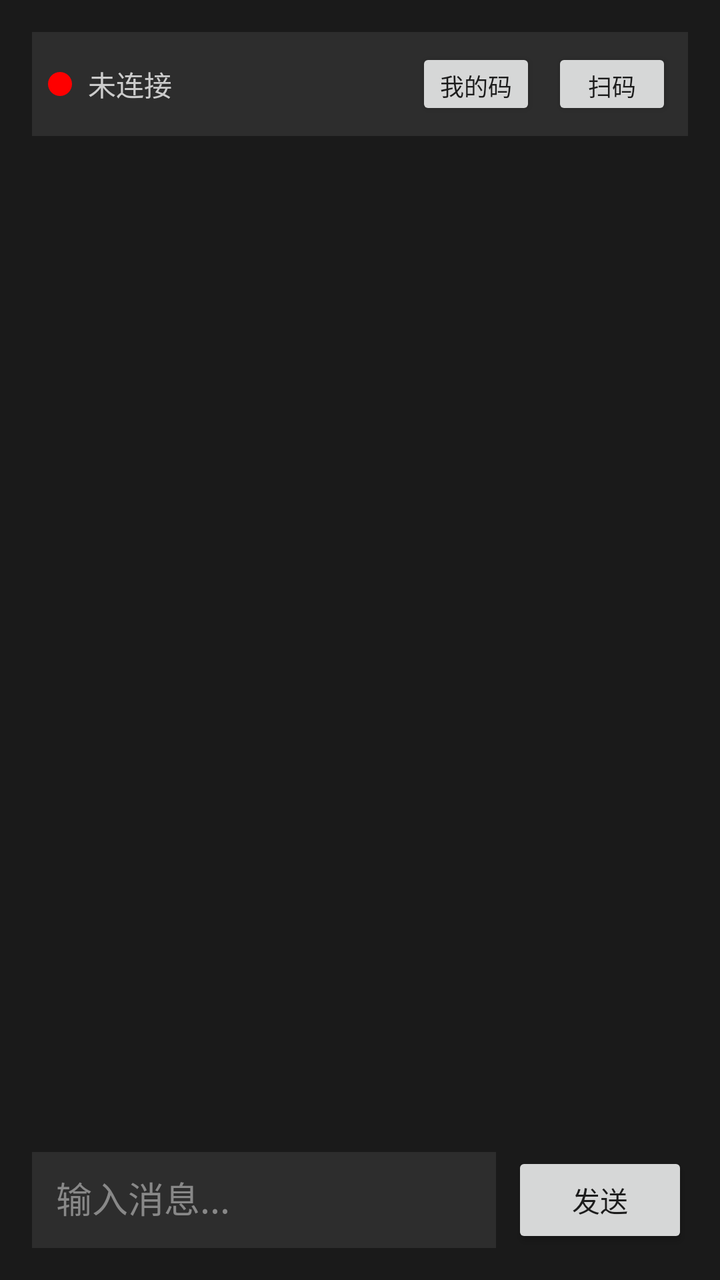
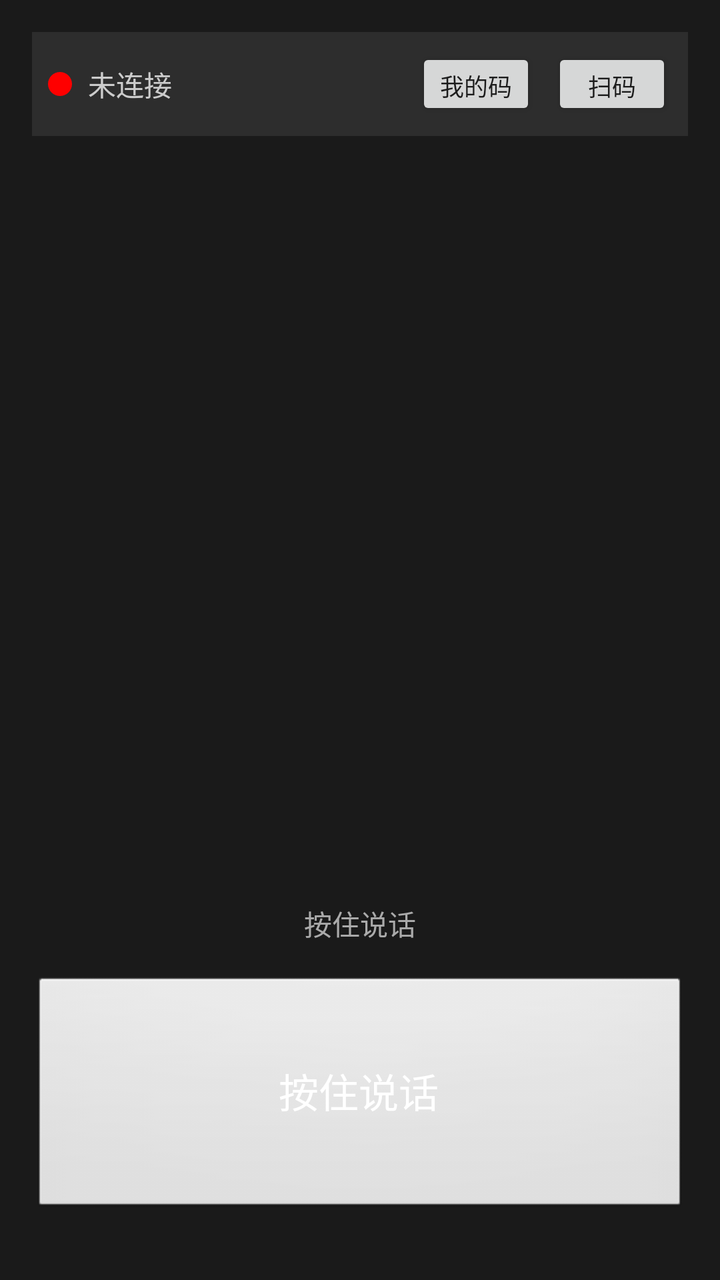

Two renders of the same Android screen: before a commit and after it. Below are the layout's source before the change and the commit's diff.
<!-- AndroidManifest.xml: application theme Theme.WalkieTalkie -->
<!-- res/layout/activity_main.xml -->
<?xml version="1.0" encoding="utf-8"?>
<LinearLayout xmlns:android="http://schemas.android.com/apk/res/android"
    android:layout_width="match_parent"
    android:layout_height="match_parent"
    android:orientation="vertical"
    android:background="#1A1A1A"
    android:padding="16dp">

    
    <LinearLayout
        android:id="@+id/statusBar"
        android:layout_width="match_parent"
        android:layout_height="wrap_content"
        android:orientation="horizontal"
        android:gravity="center_vertical"
        android:padding="8dp"
        android:background="#2D2D2D"
        android:layout_marginBottom="8dp">

        <View
            android:id="@+id/statusDot"
            android:layout_width="12dp"
            android:layout_height="12dp"
            android:background="@drawable/dot_red"
            android:layout_marginEnd="8dp" />

        <TextView
            android:id="@+id/statusText"
            android:layout_width="0dp"
            android:layout_height="wrap_content"
            android:layout_weight="1"
            android:text="未连接"
            android:textColor="#CCC"
            android:textSize="14sp" />

        <Button
            android:id="@+id/btnShowQR"
            android:layout_width="wrap_content"
            android:layout_height="36dp"
            android:text="我的码"
            android:textSize="12sp"
            android:minWidth="60dp" />

        <Button
            android:id="@+id/btnScanQR"
            android:layout_width="wrap_content"
            android:layout_height="36dp"
            android:text="扫码"
            android:textSize="12sp"
            android:minWidth="60dp"
            android:layout_marginStart="8dp" />

    </LinearLayout>

    
    <androidx.recyclerview.widget.RecyclerView
        android:id="@+id/messagesList"
        android:layout_width="match_parent"
        android:layout_height="0dp"
        android:layout_weight="1"
        android:scrollbars="vertical"
        android:padding="8dp" />

    
    <LinearLayout
        android:layout_width="match_parent"
        android:layout_height="wrap_content"
        android:orientation="horizontal"
        android:gravity="center_vertical"
        android:layout_marginTop="8dp">

        <EditText
            android:id="@+id/inputMessage"
            android:layout_width="0dp"
            android:layout_height="48dp"
            android:layout_weight="1"
            android:hint="输入消息..."
            android:textColor="#FFF"
            android:textColorHint="#888"
            android:background="#2D2D2D"
            android:padding="12dp"
            android:inputType="text"
            android:imeOptions="actionSend" />

        <Button
            android:id="@+id/btnSend"
            android:layout_width="wrap_content"
            android:layout_height="48dp"
            android:text="发送"
            android:layout_marginStart="8dp" />

    </LinearLayout>

</LinearLayout>
<!-- resources referenced by this layout -->
<resources>
  <!-- drawable dot_red (drawable) -->
  <?xml version="1.0" encoding="utf-8"?>
  <shape xmlns:android="http://schemas.android.com/apk/res/android"
      android:shape="oval">
      <solid android:color="#FF0000" />
  </shape>
  <style name="Theme.WalkieTalkie" parent="Theme.MaterialComponents.DayNight.NoActionBar">
          <item name="colorPrimary">#FF6200EE</item>
          <item name="colorPrimaryVariant">#FF3700B3</item>
          <item name="colorOnPrimary">#FFFFFFFF</item>
          <item name="android:statusBarColor">#FF1A1A1A</item>
          <item name="android:windowBackground">#FF1A1A1A</item>
      </style>
</resources>

<!-- the commit's change to res/layout/activity_main.xml (unified diff, before → after) -->
@@ -33,6 +33,14 @@
             android:textColor="#CCC"
             android:textSize="14sp" />
 
+        <TextView
+            android:id="@+id/peerIdText"
+            android:layout_width="wrap_content"
+            android:layout_height="wrap_content"
+            android:textColor="#AAA"
+            android:textSize="12sp"
+            android:layout_marginEnd="8dp" />
+
         <Button
             android:id="@+id/btnShowQR"
             android:layout_width="wrap_content"
@@ -62,12 +70,51 @@
         android:padding="8dp" />
 
     
+    <TextView
+        android:id="@+id/pttStatusText"
+        android:layout_width="match_parent"
+        android:layout_height="wrap_content"
+        android:text="按住说话"
+        android:textColor="#AAA"
+        android:textSize="14sp"
+        android:gravity="center"
+        android:layout_marginBottom="8dp" />
+
+    <FrameLayout
+        android:layout_width="match_parent"
+        android:layout_height="120dp"
+        android:layout_marginBottom="16dp"
+        android:layout_marginTop="8dp">
+
+        <Button
+            android:id="@+id/btnPtt"
+            android:layout_width="match_parent"
+            android:layout_height="match_parent"
+            android:text="按住说话"
+            android:textSize="20sp"
+            android:textColor="#FFF"
+            android:background="@android:drawable/btn_default"
+            android:gravity="center" />
+
+        <ProgressBar
+            android:id="@+id/pttProgress"
+            android:layout_width="match_parent"
+            android:layout_height="match_parent"
+            android:indeterminate="false"
+            android:max="100"
+            android:progress="0"
+            android:visibility="gone"
+            style="?android:attr/progressBarStyleHorizontal" />
+    </FrameLayout>
+
+    
     <LinearLayout
+        android:id="@+id/textInputArea"
         android:layout_width="match_parent"
         android:layout_height="wrap_content"
         android:orientation="horizontal"
         android:gravity="center_vertical"
-        android:layout_marginTop="8dp">
+        android:visibility="gone">
 
         <EditText
             android:id="@+id/inputMessage"
